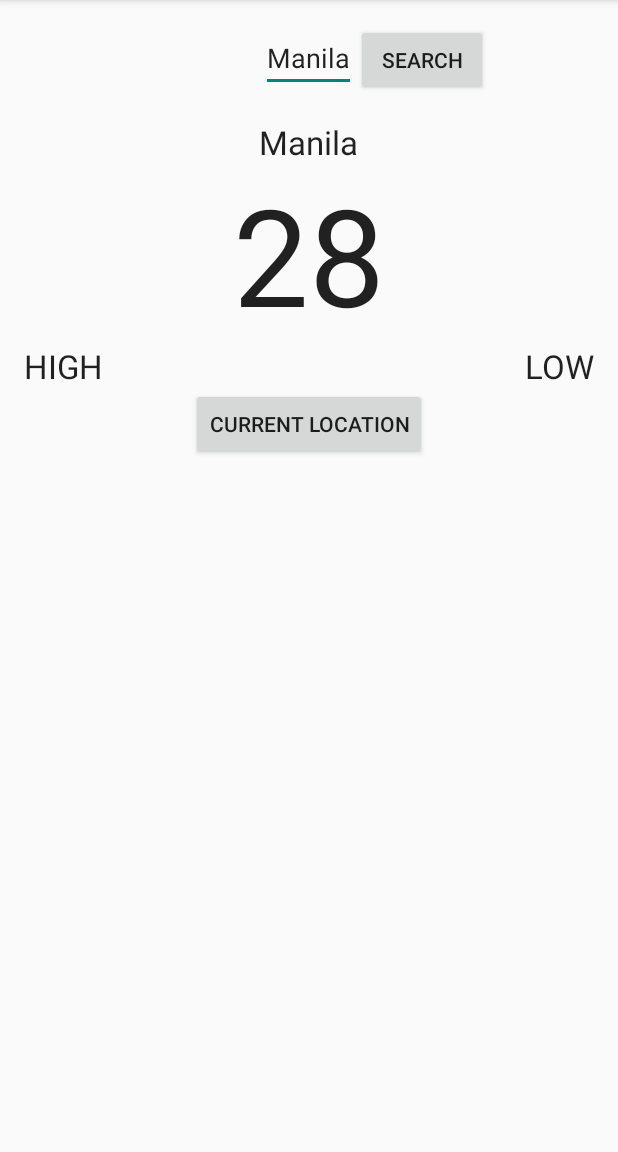
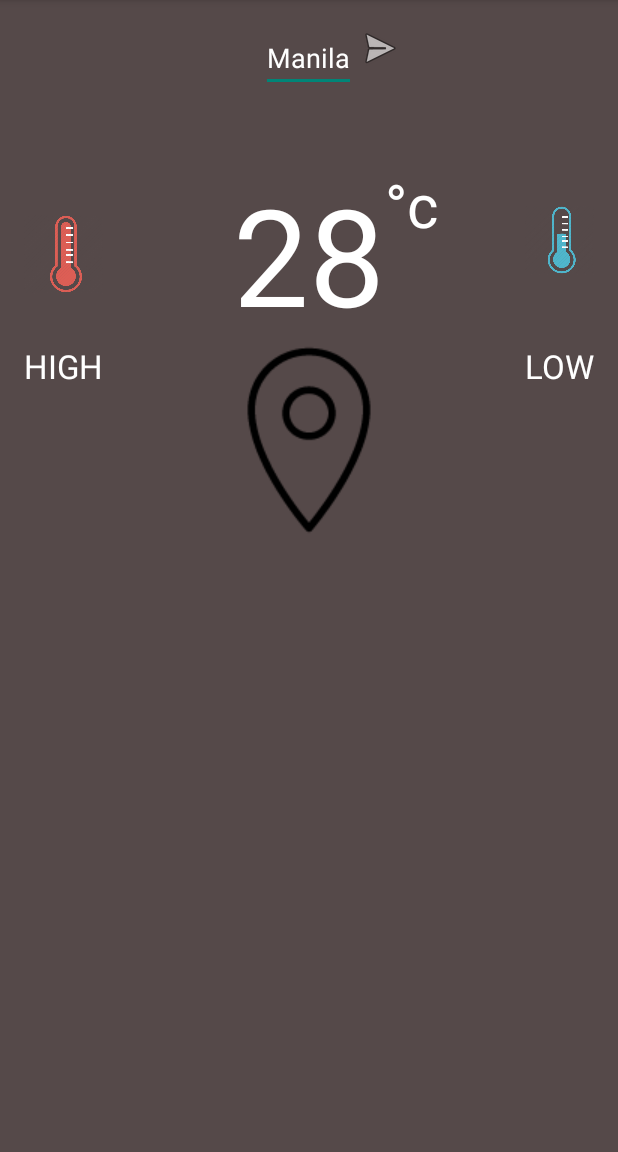
Before and after one commit to mariontan/weatherApp, an Android app: the screen it shows after launch (MainActivity), on a phone screen of 412 x 824 dp, the part 84-1236 px from its top. Run offline under Robolectric (Android 15) with nearby library versions, the phone set to English and light mode, and no system bars.

Commit message:
fixed xml layout

```diff
--- a/app/src/main/java/com/example/andorid/weatherapp/CurrentLocation.java
+++ b/app/src/main/java/com/example/andorid/weatherapp/CurrentLocation.java
@@ -1,9 +1,17 @@
 package com.example.andorid.weatherapp;
 
+import android.Manifest;
+import android.content.Context;
+import android.content.pm.PackageManager;
+import android.location.Location;
+import android.location.LocationListener;
+import android.location.LocationManager;
 import android.os.Bundle;
+import android.support.v4.app.ActivityCompat;
 import android.support.v7.app.AppCompatActivity;
 import android.view.Menu;
 import android.view.MenuItem;
+import android.widget.TextView;
 
 public class CurrentLocation extends AppCompatActivity {
 
@@ -38,7 +46,7 @@ public class CurrentLocation extends AppCompatActivity {
         return super.onOptionsItemSelected(item);
     }
 
-    /*public void getLatLon() {
+    public void getLatLon() {
         LocationManager locationManager = (LocationManager) this.getSystemService(Context.LOCATION_SERVICE);
 
 // Define a listener that responds to location updates
@@ -62,8 +70,8 @@ public class CurrentLocation extends AppCompatActivity {
             public void onProviderDisabled(String provider) {
             }
         };
-        if (checkSelfPermission(Manifest.permission.ACCESS_FINE_LOCATION) != PackageManager.PERMISSION_GRANTED &&
-                checkSelfPermission(Manifest.permission.ACCESS_COARSE_LOCATION) != PackageManager.PERMISSION_GRANTED) {
+        if (ActivityCompat.checkSelfPermission(Manifest.permission.ACCESS_FINE_LOCATION) != PackageManager.PERMISSION_GRANTED &&
+                ActivityCompat.checkSelfPermission(Manifest.permission.ACCESS_COARSE_LOCATION) != PackageManager.PERMISSION_GRANTED) {
             // TODO: Consider calling
             //    public void requestPermissions(@NonNull String[] permissions, int requestCode)
             // here to request the missing permissions, and then overriding
@@ -76,5 +84,5 @@ public class CurrentLocation extends AppCompatActivity {
         locationManager.requestLocationUpdates(LocationManager.NETWORK_PROVIDER, 0, 0, locationListener);
         locationManager.requestLocationUpdates(LocationManager.GPS_PROVIDER, 0, 0, locationListener);
 
-    }*/
+    }
 }
--- a/app/src/main/java/com/example/andorid/weatherapp/FileIO.java
+++ b/app/src/main/java/com/example/andorid/weatherapp/FileIO.java
@@ -25,6 +25,7 @@ public class FileIO {
         FileOutputStream fileOut = null;
 
         try{
+            //make directory and file if it does not exist yet
             if(!fOutputDir.exists()){
                 fOutputDir.mkdirs();
             }
--- a/app/src/main/java/com/example/andorid/weatherapp/ListDisplay.java
+++ b/app/src/main/java/com/example/andorid/weatherapp/ListDisplay.java
@@ -41,6 +41,7 @@ public class ListDisplay extends AppCompatActivity {
         txvHumid.setText("Humidity: " + humidity);
 
         //add suggestions
+
     }
 
     @Override
--- a/app/src/main/java/com/example/andorid/weatherapp/MainActivity.java
+++ b/app/src/main/java/com/example/andorid/weatherapp/MainActivity.java
@@ -37,6 +37,10 @@ public class MainActivity extends AppCompatActivity {
     @Override
     public void onStart(){
         super.onStart();
+        //gets the last city searched and loads it back on start
+        weatherApplication.setCityName(weatherApplication.getData("lastcity"));
+        TextView cityName = (TextView) findViewById(R.id.text_city);
+        cityName.setText(weatherApplication.getCityName());
         downloadWeather();
         listAdapter.notifyDataSetChanged();
 
@@ -45,7 +49,7 @@ public class MainActivity extends AppCompatActivity {
     @Override
     public void onStop(){
         //saving weather data from the past days
-        String oldForecast=weatherApplication.getWeatherData(weatherApplication.getCityName());
+        String oldForecast=weatherApplication.getData(weatherApplication.getCityName());
         String newForecast = "";
         //storing of old data
         String oldData[] =oldForecast.split("\n");
@@ -62,7 +66,10 @@ public class MainActivity extends AppCompatActivity {
             newForecast+=forecst;
             newForecast+="\n";
         }
-        weatherApplication.saveWeatherData(newForecast, weatherApplication.getCityName());
+        //save weather data
+        weatherApplication.saveData(newForecast, weatherApplication.getCityName());
+        //save city name
+        weatherApplication.saveData(weatherApplication.getCityName(), "lastcity");
         super.onStop();
     }
    @Override
--- a/app/src/main/java/com/example/andorid/weatherapp/WeatherApplication.java
+++ b/app/src/main/java/com/example/andorid/weatherapp/WeatherApplication.java
@@ -22,21 +22,19 @@ public class WeatherApplication extends Application {
         this.cityName = cityName;
     }
 
-    public void saveLastCity(){
 
-    }
     public void restoreData(){
 
     }
 
-    public void saveWeatherData(String weatherData, String filename){
+    public void saveData(String weatherData, String filename){
         if(FileIO.isStorageReady()){
             Log.i("INFO","saving weather");
             FileIO.write(filename,weatherData.getBytes());
             Log.i("INFO", "saving complete");
         }
     }
-    public String getWeatherData(String filename){
+    public String getData(String filename){
         try{
             if(FileIO.isStorageReady()){
                 Log.i("INFO","Reading file...");
--- a/app/src/main/res/layout/activity_main.xml
+++ b/app/src/main/res/layout/activity_main.xml
@@ -7,7 +7,8 @@
     android:paddingTop="@dimen/activity_vertical_margin"
     android:paddingBottom="@dimen/activity_vertical_margin"
     android:baselineAligned="false"
-    tools:context=".MainActivity">
+    tools:context=".MainActivity"
+    android:background="#554949">
 
 
     <TextView
@@ -18,8 +19,19 @@
         android:textSize="90sp"
         android:id="@+id/text_temp"
         android:layout_below="@+id/text_city"
-        android:layout_centerHorizontal="true" />
-
+        android:layout_centerHorizontal="true"
+        android:textColor="#ffffff" />
+    <ImageView
+        android:layout_width="wrap_content"
+        android:layout_height="wrap_content"
+        android:id="@+id/image_high"
+        android:src="@drawable/high"
+        android:layout_alignParentLeft="true"
+        android:layout_alignParentStart="true"
+        android:layout_above="@+id/text_high"
+        android:layout_alignRight="@+id/text_high"
+        android:layout_alignEnd="@+id/text_high"
+        android:layout_alignTop="@+id/text_temp" />
     <TextView
         android:layout_width="wrap_content"
         android:layout_height="wrap_content"
@@ -28,8 +40,16 @@
         android:id="@+id/text_high"
         android:layout_below="@+id/text_temp"
         android:layout_alignParentLeft="true"
-        android:layout_alignParentStart="true" />
-
+        android:layout_alignParentStart="true"
+        android:textColor="#ffffff" />
+    <ImageView
+        android:layout_width="wrap_content"
+        android:layout_height="wrap_content"
+        android:id="@+id/image_low"
+        android:src="@drawable/low"
+        android:layout_alignBottom="@+id/text_low"
+        android:layout_toRightOf="@+id/text_degc"
+        android:layout_below="@+id/edit_search" />
     <TextView
         android:layout_width="wrap_content"
         android:layout_height="wrap_content"
@@ -38,7 +58,8 @@
         android:id="@+id/text_low"
         android:layout_alignTop="@+id/text_high"
         android:layout_alignRight="@+id/listView"
-        android:layout_alignEnd="@+id/listView" />
+        android:layout_alignEnd="@+id/listView"
+        android:textColor="#ffffff" />
 
     <ListView
         android:layout_width="wrap_content"
@@ -46,7 +67,7 @@
         android:id="@+id/listView"
         android:layout_below="@+id/text_low"
         android:layout_centerHorizontal="true"
-        android:layout_marginTop="101dp" />
+        android:layout_marginTop="101dp"/>
 
     <TextView
         android:layout_width="wrap_content"
@@ -56,7 +77,8 @@
         android:id="@+id/text_city"
         android:layout_alignParentTop="true"
         android:layout_centerHorizontal="true"
-        android:layout_marginTop="64dp" />
+        android:layout_marginTop="64dp"
+        android:textColor="#ffffff" />
 
     <EditText
         android:layout_width="wrap_content"
@@ -64,20 +86,43 @@
         android:id="@+id/edit_search"
         android:text="Manila"
         android:layout_alignParentTop="true"
-        android:layout_centerHorizontal="true" />
-    <Button
+        android:layout_centerHorizontal="true"
+        android:textColor="#ffffff" />
+
+    <ImageButton
         android:layout_width="wrap_content"
         android:layout_height="wrap_content"
-        android:text="search"
-        android:layout_toRightOf="@id/edit_search"
+        android:src="@android:drawable/ic_menu_send"
+        android:id="@+id/btn_search"
+        android:layout_weight="1"
+        android:background="#554949"
+        android:layout_alignParentTop="true"
+        android:layout_toRightOf="@+id/edit_search"
+        android:layout_toEndOf="@+id/edit_search"
         android:onClick="searchCity"/>
 
-    <Button
+    <ImageButton
         android:layout_width="wrap_content"
         android:layout_height="wrap_content"
-        android:text="Current Location"
+        android:id="@+id/current_button"
         android:onClick="currentLocationDetails"
-        android:id="@+id/current_button"
-        android:layout_below="@+id/text_high"
-        android:layout_centerHorizontal="true" />
+        android:layout_centerHorizontal="true"
+        android:padding="0dp"
+        android:src="@drawable/location"
+        android:background="#554949"
+        android:layout_below="@+id/text_temp" />
+
+    <TextView
+        android:layout_width="wrap_content"
+        android:layout_height="wrap_content"
+        android:text="°c"
+        android:id="@+id/text_degc"
+        android:layout_toRightOf="@+id/text_temp"
+        android:layout_alignTop="@+id/text_temp"
+        android:textAppearance="?android:attr/textAppearanceLarge"
+        android:textSize="40sp"
+        android:textColor="#ffffff"
+        android:layout_toLeftOf="@+id/text_low"
+        android:layout_toStartOf="@+id/text_low" />
+
 </RelativeLayout>
```
Also changed, not shown: app/src/main/res/drawable/high.png (added), app/src/main/res/drawable/location.png (added), app/src/main/res/drawable/low.png (added).
